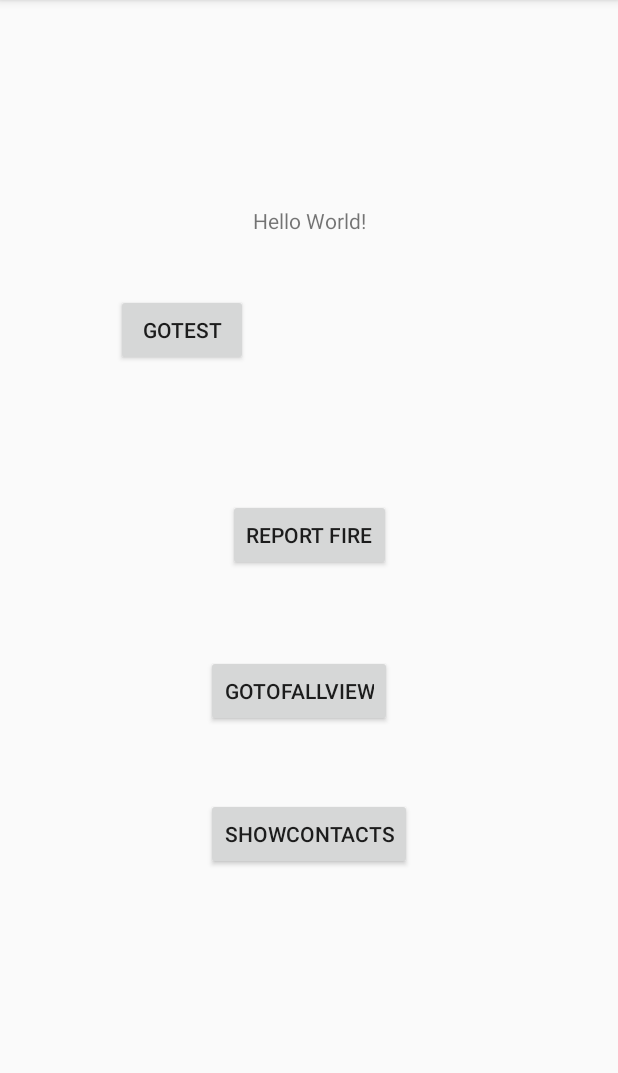
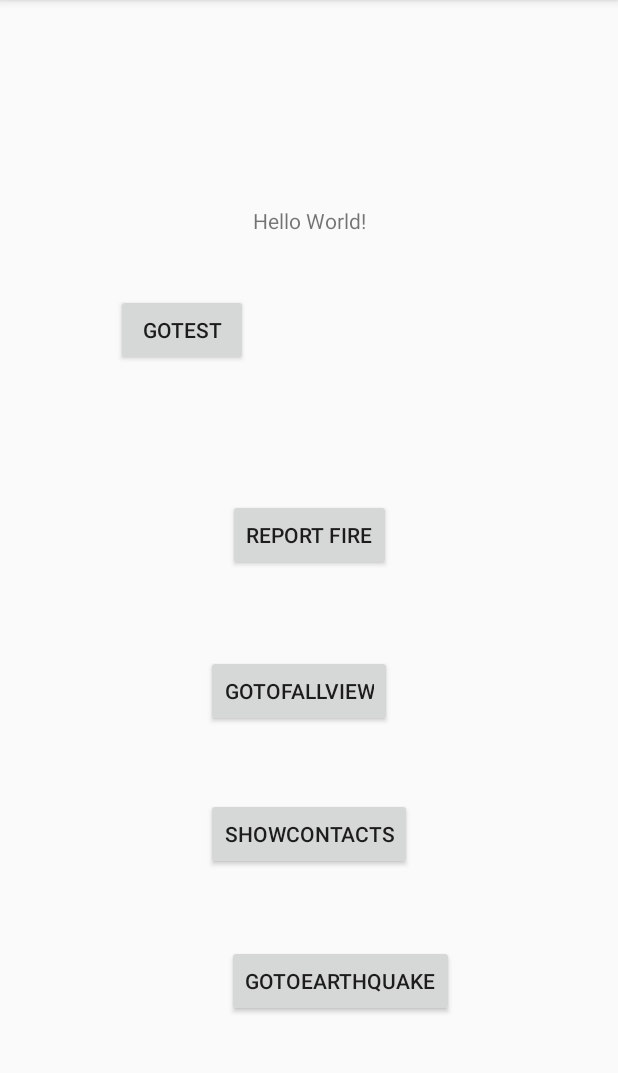
Before and after one commit to melifas/DisasterFasoulisProject, an Android app: the screen it shows after launch (MainActivity), on a phone screen of 412 x 824 dp, the part 84-1157 px from its top. Run offline under Robolectric (Android 15) with nearby library versions, the phone set to English and light mode, and no system bars.

Commit message:
Tried to modify Eartquakes

```diff
--- a/app/src/main/java/com/example/disasterfasoulisproject/MainActivity.java
+++ b/app/src/main/java/com/example/disasterfasoulisproject/MainActivity.java
@@ -11,12 +11,14 @@ import android.os.Bundle;
 import android.view.View;
 import android.widget.Button;
 
+import com.example.disasterfasoulisproject.Model.Earthquake;
+
 import java.util.ArrayList;
 import java.util.List;
 
 public class MainActivity extends AppCompatActivity {
 
-    Button btnReprotFire, btnGoToFallActivity,btnGoTest;
+    Button btnReprotFire, btnGoToFallActivity,btnGoTest,btnGoEathquake;
     ContacsDbHelper mDBHelper;
 
     @Override
@@ -25,8 +27,16 @@ public class MainActivity extends AppCompatActivity {
         setContentView(R.layout.activity_main);
         btnReprotFire = findViewById(R.id.btnFire);
         btnGoTest = findViewById(R.id.btnGoTest);
+        btnGoEathquake = findViewById(R.id.btnGoToEarthquake);
         btnGoToFallActivity = findViewById(R.id.btnGoToFallView);
         mDBHelper = new ContacsDbHelper(this);
+
+        btnGoEathquake.setOnClickListener(new View.OnClickListener() {
+            @Override
+            public void onClick(View v) {
+                startActivity(new Intent(MainActivity.this, Earthquakes.class));
+            }
+        });
 
         btnReprotFire.setOnClickListener(new View.OnClickListener() {
             @Override
--- a/app/src/main/res/layout/activity_main.xml
+++ b/app/src/main/res/layout/activity_main.xml
@@ -56,4 +56,14 @@
         app:layout_constraintEnd_toStartOf="@+id/textView3"
         app:layout_constraintTop_toBottomOf="@+id/textView3" />
 
+    <Button
+        android:id="@+id/btnGoToEarthquake"
+        android:layout_width="wrap_content"
+        android:layout_height="wrap_content"
+        android:layout_marginStart="14dp"
+        android:layout_marginTop="50dp"
+        android:text="GoToEarthquake"
+        app:layout_constraintStart_toStartOf="@+id/btnShowContacts"
+        app:layout_constraintTop_toBottomOf="@+id/btnShowContacts" />
+
 </androidx.constraintlayout.widget.ConstraintLayout>
```
Also changed, not shown: app/src/main/java/com/example/disasterfasoulisproject/AccelerometerActivity.java (+3 -32 lines), app/src/main/java/com/example/disasterfasoulisproject/Earthquakes.java (+67 -9 lines).
